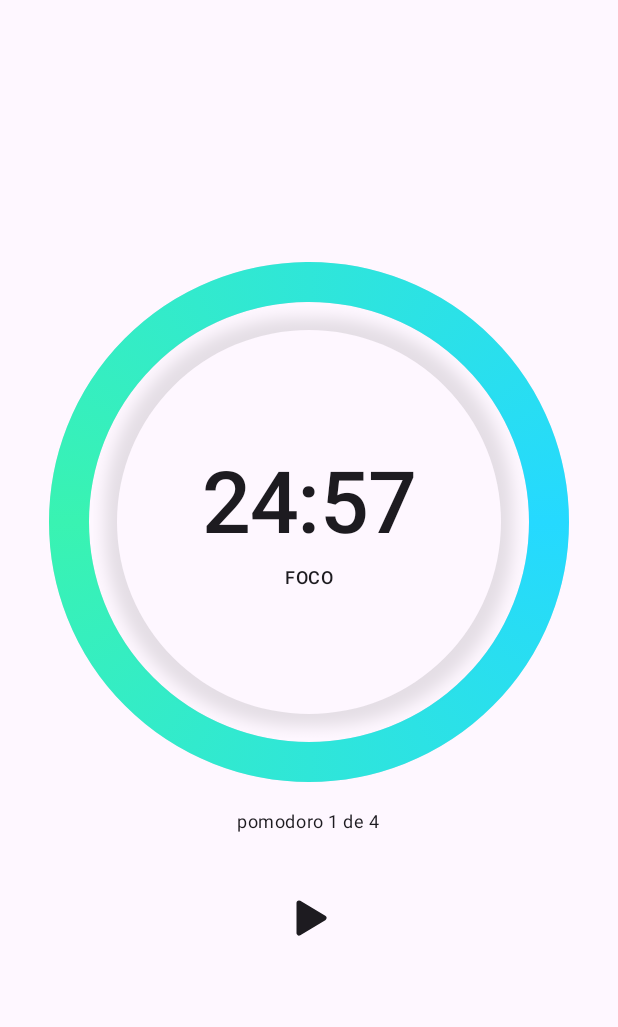
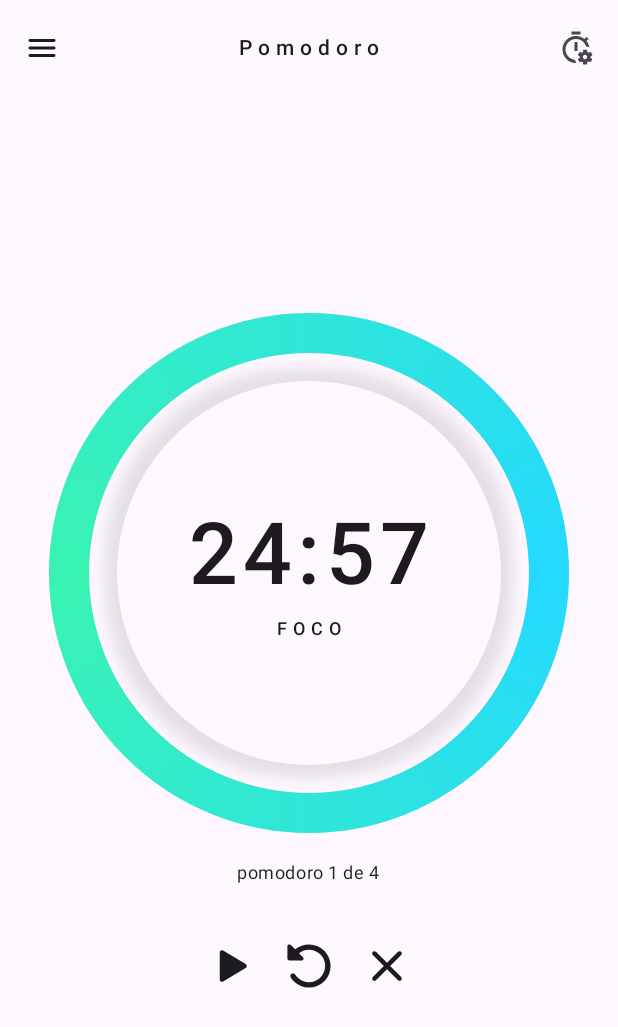
Before and after one commit to JoseLeandroNascimento/full-focus, an Android app built with Jetpack Compose: the screen it shows after launch (MainActivity), after a tap on "pause", on a phone screen of 412 x 824 dp. Shown: the top 1027 px of the screen. Run offline under Robolectric (Android 15) with nearby library versions, the light colour scheme and no system bars; our stand-ins replace Navigation 3, Room's generated code; 1 other tap on this screen came first.

Commit message:
feat: restart e refatorando layout

```diff
--- a/app/src/main/java/com/joseleandro/fullfocus/data/datasource/PomodoroTimerDataSource.kt
+++ b/app/src/main/java/com/joseleandro/fullfocus/data/datasource/PomodoroTimerDataSource.kt
@@ -13,5 +13,7 @@ interface PomodoroTimerDataSource {
 
     suspend fun cancel()
 
+    suspend fun restart()
+
     suspend fun getTime(): Long
 }
--- a/app/src/main/java/com/joseleandro/fullfocus/data/datasource/PomodoroTimerDataSourceImpl.kt
+++ b/app/src/main/java/com/joseleandro/fullfocus/data/datasource/PomodoroTimerDataSourceImpl.kt
@@ -1,8 +1,10 @@
 package com.joseleandro.fullfocus.data.datasource
 
 import android.content.Context
+import com.joseleandro.fullfocus.data.local.database.model.PomodoroState
 import com.joseleandro.fullfocus.data.local.preferences.dataStore
 import com.joseleandro.fullfocus.data.local.preferences.model.PomodoroTimer
+import com.joseleandro.fullfocus.data.local.preferences.model.Setting
 import kotlinx.coroutines.flow.Flow
 import kotlinx.coroutines.flow.first
 import kotlinx.coroutines.flow.map
@@ -14,7 +16,9 @@ class PomodoroTimerDataSourceImpl(
 
     override val pomodoroTimer: Flow<PomodoroTimer>
         get() = context.dataStore.data.map { setting ->
-            setting.pomodoroTimer
+            setting.pomodoroTimer.copy(
+                duration = setting.calcDurationSessionPomodoro()
+            )
         }
 
     override suspend fun start() {
@@ -34,7 +38,8 @@ class PomodoroTimerDataSourceImpl(
                 pomodoroTimer = setting.pomodoroTimer.copy(
                     isRunning = true,
                     startTime = startTime,
-                    endTime = null
+                    endTime = null,
+                    progress = true
                 )
             )
         }
@@ -60,11 +65,26 @@ class PomodoroTimerDataSourceImpl(
         }
     }
 
+    override suspend fun restart() {
+
+        context.dataStore.updateData { setting ->
+            setting.copy(
+                pomodoroTimer = setting.pomodoroTimer.copy(
+                    isRunning = false,
+                    startTime = 0L,
+                    endTime = null
+                )
+            )
+        }
+    }
+
     override suspend fun getTime(): Long {
 
-        val pomodoroTimer = context.dataStore.data.first().pomodoroTimer
+        val setting = context.dataStore.data.first()
+        val pomodoroTimer = setting.pomodoroTimer
+        val duration = setting.calcDurationSessionPomodoro()
 
-        if (pomodoroTimer.startTime == 0L) return pomodoroTimer.duration
+        if (pomodoroTimer.startTime == 0L) return duration
 
         val now = System.currentTimeMillis()
 
@@ -72,7 +92,16 @@ class PomodoroTimerDataSourceImpl(
 
         val elapsed = referenceTime - pomodoroTimer.startTime
 
-        return maxOf(0L, pomodoroTimer.duration - elapsed)
+        return maxOf(0L, duration - elapsed)
 
     }
+
+    private fun Setting.calcDurationSessionPomodoro(): Long =
+
+        when (pomodoroTimer.pomodoroState) {
+            PomodoroState.FOCUS -> pomodoroSetting.focusTime
+            PomodoroState.SHORT_PAUSE -> pomodoroSetting.shortPauseTime
+            PomodoroState.LONG_PAUSE -> pomodoroSetting.longPauseTime
+        }
+
 }
--- /dev/null
+++ b/app/src/main/java/com/joseleandro/fullfocus/data/local/preferences/model/PomodoroSetting.kt
@@ -0,0 +1,10 @@
+package com.joseleandro.fullfocus.data.local.preferences.model
+
+import kotlinx.serialization.Serializable
+
+@Serializable
+data class PomodoroSetting(
+    val shortPauseTime: Long = 5 * 60 * 1_000,
+    val longPauseTime: Long = 15 * 60 * 1_000,
+    val focusTime: Long = 25 * 60 * 1_000
+)
--- a/app/src/main/java/com/joseleandro/fullfocus/data/local/preferences/model/PomodoroTimer.kt
+++ b/app/src/main/java/com/joseleandro/fullfocus/data/local/preferences/model/PomodoroTimer.kt
@@ -1,5 +1,6 @@
 package com.joseleandro.fullfocus.data.local.preferences.model
 
+import com.joseleandro.fullfocus.data.local.database.model.PomodoroState
 import kotlinx.serialization.Serializable
 
 @Serializable
@@ -7,5 +8,7 @@ data class PomodoroTimer(
     val startTime: Long = 0,
     val endTime: Long? = null,
     val isRunning: Boolean = false,
-    val duration: Long = 25 * 60 * 1_000
+    val duration: Long = 0,
+    val pomodoroState: PomodoroState = PomodoroState.FOCUS,
+    val progress: Boolean = false
 )
--- a/app/src/main/java/com/joseleandro/fullfocus/data/local/preferences/model/Setting.kt
+++ b/app/src/main/java/com/joseleandro/fullfocus/data/local/preferences/model/Setting.kt
@@ -4,5 +4,6 @@ import kotlinx.serialization.Serializable
 
 @Serializable
 data class Setting(
-    val pomodoroTimer: PomodoroTimer = PomodoroTimer()
+    val pomodoroTimer: PomodoroTimer = PomodoroTimer(),
+    val pomodoroSetting: PomodoroSetting = PomodoroSetting()
 )
--- a/app/src/main/java/com/joseleandro/fullfocus/data/repository/PomodoroTimerRepositoryImpl.kt
+++ b/app/src/main/java/com/joseleandro/fullfocus/data/repository/PomodoroTimerRepositoryImpl.kt
@@ -21,6 +21,21 @@ class PomodoroTimerRepositoryImpl(
 
     private val _time = MutableStateFlow(0L)
 
+    override val pomodoroTimer: Flow<PomodoroTimerDomain>
+        get() = combine(
+            pomodoroTimerDataSource.pomodoroTimer,
+            _time
+        ) { pomodoroTimer, time ->
+
+            PomodoroTimerDomain(
+                duration = pomodoroTimer.duration,
+                isRunning = pomodoroTimer.isRunning,
+                time = time,
+                progress = pomodoroTimer.progress,
+                pomodoroState = pomodoroTimer.pomodoroState
+            )
+        }
+
     init {
         scope.launch {
             updateTimer()
@@ -34,25 +49,20 @@ class PomodoroTimerRepositoryImpl(
         }
     }
 
-    override val pomodoroTimer: Flow<PomodoroTimerDomain>
-        get() = combine(
-            pomodoroTimerDataSource.pomodoroTimer,
-            _time
-        ) { pomodoroTimer, time ->
-
-            PomodoroTimerDomain(
-                duration = pomodoroTimer.duration,
-                isRunning = pomodoroTimer.isRunning,
-                time = time
-            )
-        }
-
     override suspend fun play() {
         pomodoroTimerDataSource.start()
     }
 
     override suspend fun pause() {
         pomodoroTimerDataSource.pause()
+    }
+
+    override suspend fun cancel() {
+       pomodoroTimerDataSource.cancel()
+    }
+
+    override suspend fun restart() {
+        pomodoroTimerDataSource.restart()
     }
 
     override suspend fun updateTimer() {
--- a/app/src/main/java/com/joseleandro/fullfocus/domain/model/PomodoroTimerDomain.kt
+++ b/app/src/main/java/com/joseleandro/fullfocus/domain/model/PomodoroTimerDomain.kt
@@ -1,7 +1,11 @@
 package com.joseleandro.fullfocus.domain.model
+
+import com.joseleandro.fullfocus.data.local.database.model.PomodoroState
 
 data class PomodoroTimerDomain(
     val time: Long = 0L,
     val isRunning: Boolean = false,
-    val duration: Long = 0L
+    val duration: Long = 0L,
+    val pomodoroState: PomodoroState = PomodoroState.FOCUS,
+    val progress: Boolean = false
 )
--- a/app/src/main/java/com/joseleandro/fullfocus/domain/repository/PomodoroTimerRepository.kt
+++ b/app/src/main/java/com/joseleandro/fullfocus/domain/repository/PomodoroTimerRepository.kt
@@ -11,5 +11,9 @@ interface PomodoroTimerRepository {
 
     suspend fun pause()
 
+    suspend fun cancel()
+
+    suspend fun restart()
+
     suspend fun updateTimer()
 }
--- a/app/src/main/java/com/joseleandro/fullfocus/ui/component/FullFocusPomodoroTime.kt
+++ b/app/src/main/java/com/joseleandro/fullfocus/ui/component/FullFocusPomodoroTime.kt
@@ -29,6 +29,7 @@ import androidx.compose.ui.tooling.preview.Preview
 import androidx.compose.ui.unit.Dp
 import androidx.compose.ui.unit.DpOffset
 import androidx.compose.ui.unit.dp
+import androidx.compose.ui.unit.sp
 import com.joseleandro.fullfocus.data.local.database.model.PomodoroState
 import com.joseleandro.fullfocus.ui.theme.FullFocusTheme
 
@@ -88,14 +89,16 @@ fun FullFocusPomodoroTime(
                     text = currentTime.formattedTimer(),
                     style = MaterialTheme.typography.displayLarge.copy(
                         color = MaterialTheme.colorScheme.onSurface,
-                        fontWeight = FontWeight.Medium
+                        fontWeight = FontWeight.Medium,
+                        letterSpacing = 4.sp
                     )
                 )
 
                 Text(
                     text = stringResource(id = state.labelRes).uppercase(),
                     style = MaterialTheme.typography.bodySmall.copy(
-                        fontWeight = FontWeight.Medium
+                        fontWeight = FontWeight.Medium,
+                        letterSpacing = 4.sp
                     )
                 )
             }
--- a/app/src/main/java/com/joseleandro/fullfocus/ui/screen/event/PomodoroEvent.kt
+++ b/app/src/main/java/com/joseleandro/fullfocus/ui/screen/event/PomodoroEvent.kt
@@ -6,4 +6,8 @@ sealed interface PomodoroEvent {
 
     data object OnPause : PomodoroEvent
 
+    data object OnCancel : PomodoroEvent
+
+    data object OnRestart: PomodoroEvent
+
 }
--- a/app/src/main/java/com/joseleandro/fullfocus/ui/screen/pomodoro/PomodoroScreen.kt
+++ b/app/src/main/java/com/joseleandro/fullfocus/ui/screen/pomodoro/PomodoroScreen.kt
@@ -1,14 +1,15 @@
 package com.joseleandro.fullfocus.ui.screen.pomodoro
 
-import androidx.compose.foundation.clickable
 import androidx.compose.foundation.layout.Arrangement
-import androidx.compose.foundation.layout.Box
 import androidx.compose.foundation.layout.Column
+import androidx.compose.foundation.layout.Row
 import androidx.compose.foundation.layout.fillMaxSize
 import androidx.compose.foundation.layout.padding
 import androidx.compose.foundation.layout.size
-import androidx.compose.foundation.shape.CircleShape
+import androidx.compose.material3.CenterAlignedTopAppBar
+import androidx.compose.material3.ExperimentalMaterial3Api
 import androidx.compose.material3.Icon
+import androidx.compose.material3.IconButton
 import androidx.compose.material3.MaterialTheme
 import androidx.compose.material3.Scaffold
 import androidx.compose.material3.Text
@@ -16,20 +17,22 @@ import androidx.compose.runtime.Composable
 import androidx.compose.runtime.getValue
 import androidx.compose.ui.Alignment
 import androidx.compose.ui.Modifier
-import androidx.compose.ui.draw.clip
 import androidx.compose.ui.res.painterResource
+import androidx.compose.ui.res.stringResource
 import androidx.compose.ui.tooling.preview.Preview
 import androidx.compose.ui.unit.dp
+import androidx.compose.ui.unit.sp
 import androidx.lifecycle.compose.collectAsStateWithLifecycle
 import com.joseleandro.fullfocus.R
 import com.joseleandro.fullfocus.ui.component.FullFocusPomodoroTime
 import com.joseleandro.fullfocus.ui.screen.event.PomodoroEvent
+import com.joseleandro.fullfocus.ui.screen.pomodoro.component.PomodoroButton
 import com.joseleandro.fullfocus.ui.screen.state.PomodoroUiState
 import com.joseleandro.fullfocus.ui.theme.FullFocusTheme
 import org.koin.compose.viewmodel.koinViewModel
 
 @Composable
-fun PomodoroScreen(modifier: Modifier = Modifier) {
+fun PomodoroScreen() {
 
     val viewModel = koinViewModel<PomodoroViewModel>()
     val uiState by viewModel.uiState.collectAsStateWithLifecycle()
@@ -41,12 +44,45 @@ fun PomodoroScreen(modifier: Modifier = Modifier) {
 
 }
 
+@OptIn(ExperimentalMaterial3Api::class)
 @Composable
 fun PomodoroScreen(
     uiState: PomodoroUiState,
     onEvent: (PomodoroEvent) -> Unit
 ) {
     Scaffold(
+        topBar = {
+            CenterAlignedTopAppBar(
+                navigationIcon = {
+                    IconButton(
+                        onClick = {}
+                    ) {
+                        Icon(
+                            painter = painterResource(id = R.drawable.material_symbols_menu_rounded),
+                            contentDescription = stringResource(R.string.menu)
+                        )
+                    }
+                },
+                title = {
+                    Text(
+                        text = stringResource(R.string.pomodoro),
+                        style = MaterialTheme.typography.titleSmall.copy(
+                            letterSpacing = 4.sp
+                        )
+                    )
+                },
+                actions = {
+                    IconButton(
+                        onClick = {}
+                    ) {
+                        Icon(
+                            painter = painterResource(id = R.drawable.mdi_timer_cog_outline),
+                            contentDescription = stringResource(R.string.setting_pomodoro)
+                        )
+                    }
+                }
+            )
+        }
     ) { innerPadding ->
 
         Column(
@@ -81,58 +117,75 @@ fun PomodoroScreen(
 
             }
 
+            Row(
+                verticalAlignment = Alignment.CenterVertically,
+                horizontalArrangement = Arrangement.spacedBy(
+                    space = 8.dp,
+                    alignment = Alignment.CenterHorizontally
+                )
+            ) {
+
+
                 if (uiState.isRunning) {
+
                     PomodoroButton(
                         onClick = {
                             onEvent(PomodoroEvent.OnPause)
                         }
                     ) {
                         Icon(
-                        modifier = Modifier.size(40.dp),
+                            modifier = Modifier.size(36.dp),
                             painter = painterResource(id = R.drawable.material_symbols_pause_rounded),
                             contentDescription = "pause"
                         )
                     }
+
                 } else {
+
                     PomodoroButton(
                         onClick = {
                             onEvent(PomodoroEvent.OnPlay)
                         }
                     ) {
                         Icon(
-                        modifier = Modifier.size(40.dp),
+                            modifier = Modifier.size(36.dp),
                             painter = painterResource(id = R.drawable.line_md_play_filled),
                             contentDescription = "play"
                         )
                     }
+
+                    if (uiState.progressPomodoro) {
+
+                        PomodoroButton(
+                            onClick = {
+                                onEvent(PomodoroEvent.OnRestart)
+                            }
+                        ) {
+                            Icon(
+                                modifier = Modifier.size(36.dp),
+                                painter = painterResource(id = R.drawable.fa7_solid_rotate_back),
+                                contentDescription = "restart"
+                            )
                         }
 
+                        PomodoroButton(
+                            onClick = {
+                                onEvent(PomodoroEvent.OnCancel)
+                            }
+                        ) {
+                            Icon(
+                                modifier = Modifier.size(36.dp),
+                                painter = painterResource(id = R.drawable.material_symbols_close_rounded),
+                                contentDescription = "cancel"
+                            )
+                        }
+                    }
+                }
+            }
         }
     }
 }
 
-@Composable
-fun PomodoroButton(
-    modifier: Modifier = Modifier,
-    onClick: () -> Unit,
-    enabled: Boolean = true,
-    icon: @Composable () -> Unit
-) {
-
-    Box(
-        modifier = modifier
-            .clip(shape = CircleShape)
-            .clickable(
-                enabled = enabled,
-                onClick = onClick
-            )
-            .padding(4.dp),
-        contentAlignment = Alignment.Center
-    ) {
-        icon()
-    }
-
-}
 
 @Preview
 @Composable
--- a/app/src/main/java/com/joseleandro/fullfocus/ui/screen/state/PomodoroUiState.kt
+++ b/app/src/main/java/com/joseleandro/fullfocus/ui/screen/state/PomodoroUiState.kt
@@ -6,5 +6,6 @@ data class PomodoroUiState(
     val isRunning: Boolean = false,
     val progressPercent: Float = 0f,
     val durationTime: Long = 0L,
-    val statePomodoro: PomodoroState = PomodoroState.FOCUS
+    val statePomodoro: PomodoroState = PomodoroState.FOCUS,
+    val progressPomodoro: Boolean = false
 )
--- /dev/null
+++ b/app/src/main/res/drawable/material_symbols_menu_rounded.xml
@@ -0,0 +1,24 @@
+<!--
+  ~ Copyright (C) 2026 The Android Open Source Project
+  ~
+  ~ Licensed under the Apache License, Version 2.0 (the "License");
+  ~ you may not use this file except in compliance with the License.
+  ~ You may obtain a copy of the License at
+  ~
+  ~      http://www.apache.org/licenses/LICENSE-2.0
+  ~
+  ~ Unless required by applicable law or agreed to in writing, software
+  ~ distributed under the License is distributed on an "AS IS" BASIS,
+  ~ WITHOUT WARRANTIES OR CONDITIONS OF ANY KIND, either express or implied.
+  ~ See the License for the specific language governing permissions and
+  ~ limitations under the License.
+  -->
+<vector xmlns:android="http://schemas.android.com/apk/res/android"
+    android:width="24dp"
+    android:height="24dp"
+    android:viewportWidth="24"
+    android:viewportHeight="24">
+  <path
+      android:pathData="M4,18C3.717,18 3.479,17.904 3.288,17.712C3.097,17.52 3.001,17.283 3,17C2.999,16.717 3.095,16.48 3.288,16.288C3.481,16.096 3.718,16 4,16H20C20.283,16 20.521,16.096 20.713,16.288C20.905,16.48 21.001,16.717 21,17C20.999,17.283 20.903,17.52 20.712,17.713C20.521,17.906 20.283,18.001 20,18H4ZM4,13C3.717,13 3.479,12.904 3.288,12.712C3.097,12.52 3.001,12.283 3,12C2.999,11.717 3.095,11.48 3.288,11.288C3.481,11.096 3.718,11 4,11H20C20.283,11 20.521,11.096 20.713,11.288C20.905,11.48 21.001,11.717 21,12C20.999,12.283 20.903,12.52 20.712,12.713C20.521,12.906 20.283,13.001 20,13H4ZM4,8C3.717,8 3.479,7.904 3.288,7.712C3.097,7.52 3.001,7.283 3,7C2.999,6.717 3.095,6.48 3.288,6.288C3.481,6.096 3.718,6 4,6H20C20.283,6 20.521,6.096 20.713,6.288C20.905,6.48 21.001,6.717 21,7C20.999,7.283 20.903,7.52 20.712,7.713C20.521,7.906 20.283,8.001 20,8H4Z"
+      android:fillColor="#000000"/>
+</vector>
--- /dev/null
+++ b/app/src/main/res/drawable/mdi_timer_cog_outline.xml
@@ -0,0 +1,24 @@
+<!--
+  ~ Copyright (C) 2026 The Android Open Source Project
+  ~
+  ~ Licensed under the Apache License, Version 2.0 (the "License");
+  ~ you may not use this file except in compliance with the License.
+  ~ You may obtain a copy of the License at
+  ~
+  ~      http://www.apache.org/licenses/LICENSE-2.0
+  ~
+  ~ Unless required by applicable law or agreed to in writing, software
+  ~ distributed under the License is distributed on an "AS IS" BASIS,
+  ~ WITHOUT WARRANTIES OR CONDITIONS OF ANY KIND, either express or implied.
+  ~ See the License for the specific language governing permissions and
+  ~ limitations under the License.
+  -->
+<vector xmlns:android="http://schemas.android.com/apk/res/android"
+    android:width="24dp"
+    android:height="24dp"
+    android:viewportWidth="24"
+    android:viewportHeight="24">
+  <path
+      android:pathData="M22.8,19.4C22.9,19.4 22.9,19.5 22.8,19.6L21.8,21.3C21.7,21.4 21.6,21.4 21.5,21.4L20.3,21C20,21.2 19.8,21.3 19.5,21.5L19.3,22.8C19.3,22.9 19.2,23 19.1,23H17.1C17,23 16.9,22.9 16.8,22.8L16.6,21.5C16.3,21.4 16,21.2 15.8,21L14.6,21.5C14.5,21.5 14.4,21.5 14.3,21.4L13.3,19.7C13.2,19.6 13.3,19.5 13.4,19.4L14.5,18.6V17.6L13.4,16.8C13.3,16.7 13.3,16.6 13.3,16.5L14.3,14.8C14.4,14.7 14.5,14.7 14.6,14.7L15.8,15.2C16.1,15 16.3,14.9 16.6,14.7L16.8,13.4C16.8,13.3 16.9,13.2 17.1,13.2H19.1C19.2,13.2 19.3,13.3 19.3,13.4L19.5,14.7C19.8,14.8 20.1,15 20.4,15.2L21.6,14.7C21.7,14.7 21.9,14.7 21.9,14.8L22.9,16.5C23,16.6 22.9,16.7 22.8,16.8L21.7,17.6V18.6L22.8,19.4ZM19.5,18C19.5,17.2 18.8,16.5 18,16.5C17.2,16.5 16.5,17.2 16.5,18C16.5,18.8 17.2,19.5 18,19.5C18.8,19.5 19.5,18.8 19.5,18ZM13,14V8H11V14M15,1H9V3H15V1ZM11.3,20C7.8,19.6 5,16.6 5,13C5,9.1 8.1,6 12,6C15.2,6 17.9,8.1 18.7,11C19.5,11.1 20.2,11.3 20.9,11.6C20.6,10 20,8.6 19,7.4L20.5,6C20,5.5 19.5,5 19,4.6L17.6,6C16.1,4.7 14.1,4 12,4C7,4 3,8 3,13C3,18 7,22 12,22H12.3C11.8,21.4 11.5,20.7 11.3,20Z"
+      android:fillColor="#000000"/>
+</vector>
--- a/app/src/main/res/values/strings.xml
+++ b/app/src/main/res/values/strings.xml
@@ -4,4 +4,7 @@
     <string name="pausa_curta">Pausa curta</string>
     <string name="pausa_longa">Pausa longa</string>
     <string name="index_sessao">%1$d sessão</string>
+    <string name="pomodoro">Pomodoro</string>
+    <string name="setting_pomodoro">setting pomodoro</string>
+    <string name="menu">menu</string>
 </resources>
```
Also changed, not shown: app/src/main/java/com/joseleandro/fullfocus/ui/screen/pomodoro/PomodoroViewModel.kt (+16 -1 lines), app/src/main/java/com/joseleandro/fullfocus/ui/screen/pomodoro/component/PomodoroButton.kt (added, +82 -0 lines). Lines whose indentation alone changed are shown as unchanged.
